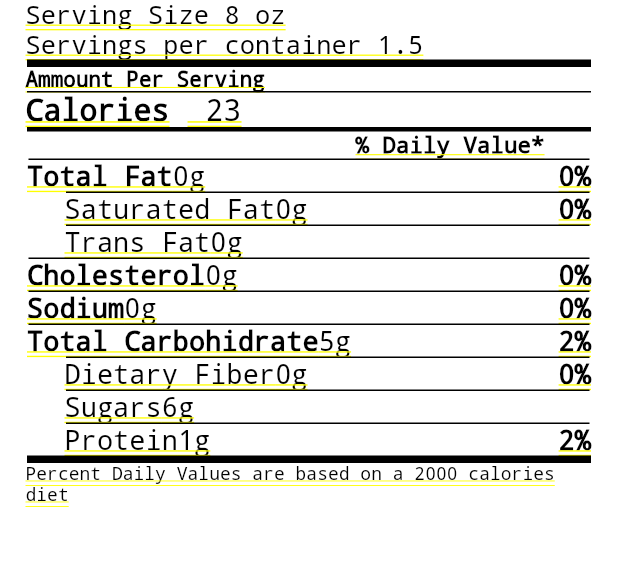
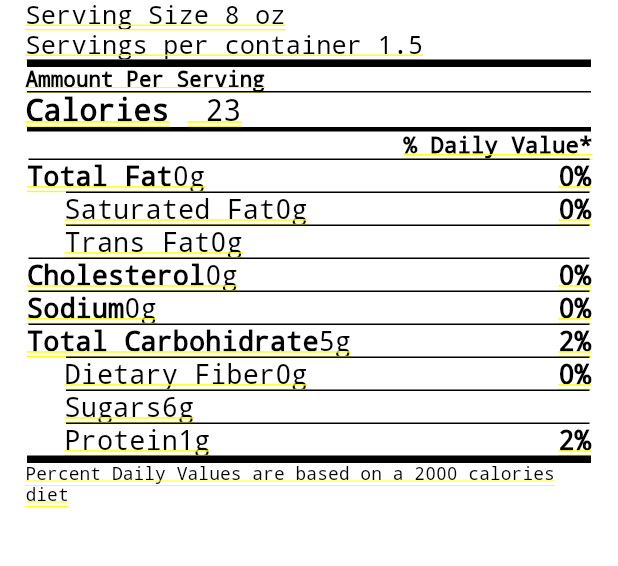
Before and after one commit to doctorcorral/nutrition_facts, a Flutter app: the screen it shows after launch, on a phone screen of 412 x 824 dp, the part 185-751 px from its top. Run offline on Flutter 3.47's test engine with Material 2 defaults, Android fonts, the phone set to English and light mode, and no system bars.

Commit message:
change margin deleted, alignment added in Daily value line

```diff
--- a/lib/nutrirender/nutrirender.dart
+++ b/lib/nutrirender/nutrirender.dart
@@ -52,9 +52,11 @@ Widget nutriHeader() {
           height: 3.0,
           color: Colors.black),
       Container(
-        margin: const EdgeInsets.only(left: 220.0, right: 1.0),
+        alignment: Alignment.topRight,
+        // margin: const EdgeInsets.only(left: 120.0, right: 1.0),
         child: Text(
           "% Daily Value*",
+          textAlign: TextAlign.right,
           style: TextStyle(
               fontSize: 15.0, color: Colors.black, fontWeight: FontWeight.w600),
         ),
```
